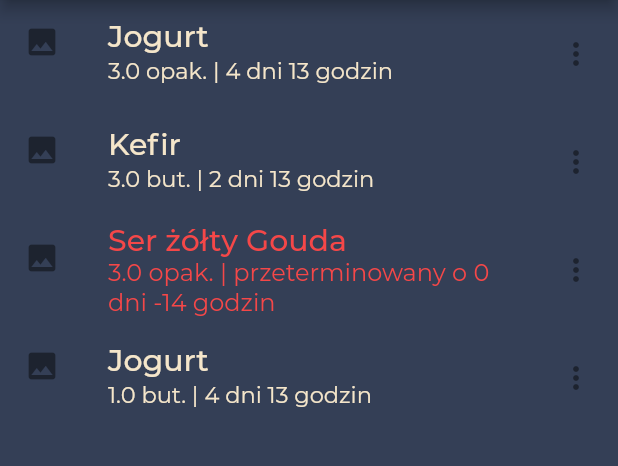
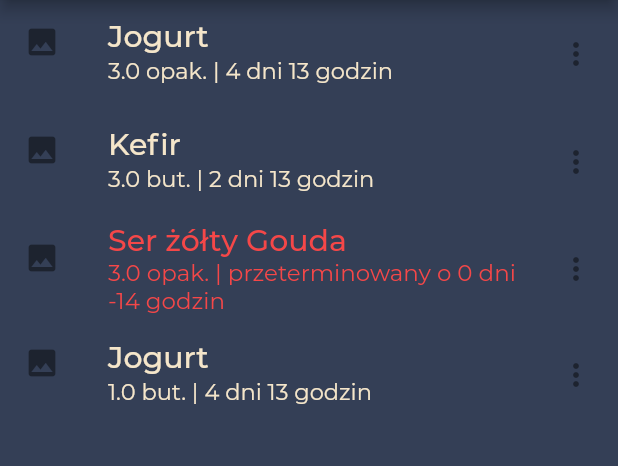
Before and after one commit to dawid-niedzwiecki/flutter_test, a Flutter app: the StoragePage screen opened by its route, on a phone screen of 412 x 824 dp, the part 84-550 px from its top. Run offline on Flutter 3.47's test engine with Material 2 defaults, Android fonts, the phone set to English and light mode, and no system bars; project files that could hold a hidden picture were left out.

Commit message:
storage list

```diff
--- a/lib/modules/products.dart
+++ b/lib/modules/products.dart
@@ -24,7 +24,7 @@ class Product {
         " godzin";
     return Utils.generateText(message,
         color: (days >= 2 ? Utils.textColor : Utils.secondaryColor),
-        fontSize: (days >= 2 ? 15 : 16));
+        fontSize: (days >= 2 ? 15 : 15.3));
   }
 
   ListTile generateListTile() {
```
